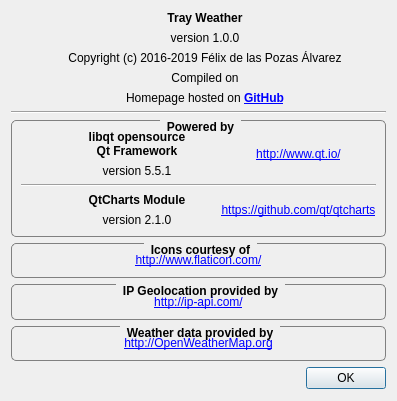
Old version of the form AboutDialog.ui in the repository FelixdelasPozas/TrayWeather.
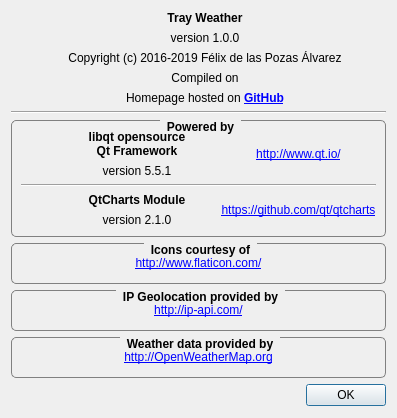
New version of the form. Icons and pictures are not drawn.

Diff of the .ui file:
```diff
--- a/AboutDialog.ui
+++ b/AboutDialog.ui
@@ -7,7 +7,7 @@
     <x>0</x>
     <y>0</y>
     <width>397</width>
-    <height>401</height>
+    <height>418</height>
    </rect>
   </property>
   <property name="windowTitle">
```
Left out of the diff: 24 changed lines with no effect on the pictures.
